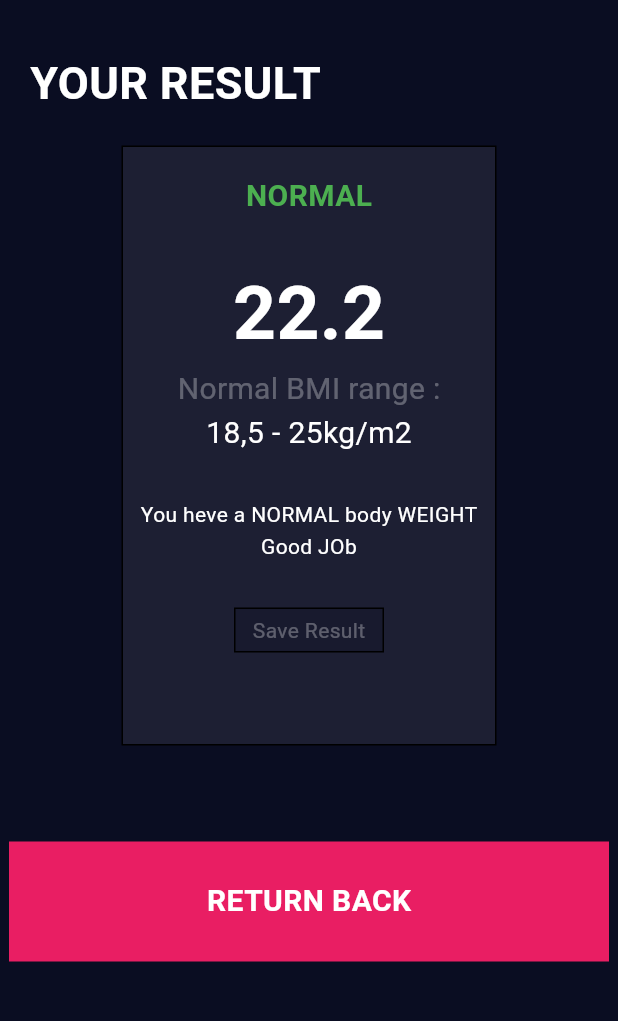
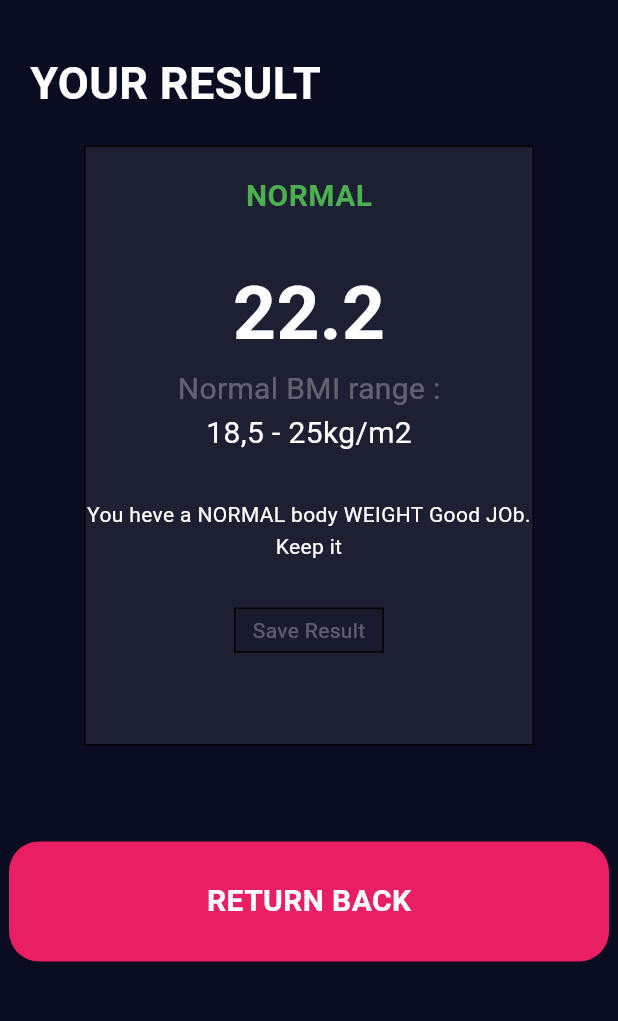
Before and after one commit to Sibtain-maker/new-test-project, a Flutter app: the screen it shows after launch, after a tap on the "add" icon, after a tap on the "remove" icon, after a tap on "On press", on a phone screen of 412 x 824 dp, the part 63-1084 px from its top. Run offline on Flutter 3.47's test engine with Material 3 defaults, Android fonts, the phone set to English and light mode, and no system bars.

Commit message:
Do some changes and completed

```diff
--- a/lib/secondscreen.dart
+++ b/lib/secondscreen.dart
@@ -52,7 +52,7 @@ class _UisecoundState extends State<Uisecound> {
             children: [
 
               Container(
-                width: 250,
+                width: 300,
                 height: 400,
                 decoration: BoxDecoration(
                   border: Border.all(style: BorderStyle.solid),
@@ -67,34 +67,36 @@ class _UisecoundState extends State<Uisecound> {
 
                       child: Text('NORMAL',style: TextStyle(color: Colors.green,fontSize: 20,fontWeight: FontWeight.bold),),
                     ),
-                    SizedBox(height: 20,),
-                    Text('22.2',style: TextStyle(color: Colors.white,fontSize: 50,fontWeight: FontWeight.bold),),
-                    Text('Normal BMI range :',style: TextStyle(color: Colors.white30,fontSize: 20,),),
-                    Text('18,5 - 25kg/m2',style:TextStyle(color: Colors.white,fontSize: 20),),
-                    SizedBox(height: 30,),
-                    Text('You heve a NORMAL body WEIGHT Good JOb',style: TextStyle(color: Colors.white,height: 1.5),textAlign: TextAlign.center,
+                    const SizedBox(height: 20,),
+                    const Text('22.2',style: TextStyle(color: Colors.white,fontSize: 50,fontWeight: FontWeight.bold),),
+                    const Text('Normal BMI range :',style: TextStyle(color: Colors.white30,fontSize: 20,),),
+                    const Text('18,5 - 25kg/m2',style:TextStyle(color: Colors.white,fontSize: 20),),
+                    const SizedBox(height: 30,),
+                    const Text('You heve a NORMAL body WEIGHT Good JOb. Keep it',style: TextStyle(color: Colors.white,height: 1.5),textAlign: TextAlign.center,
                     ),
-                    SizedBox(height: 30,),
+                    const SizedBox(height: 30,),
                     Container(
                       height: 30,
                       width: 100,
                       decoration: BoxDecoration(
                         border: Border.all(style: BorderStyle.solid),
-                        color: Color(0XFF181A2E)
+                        color: const Color(0XFF181A2E)
                       ),
-                      child: Center(child: Text('Save Result',style: TextStyle(color: Colors.white30),)),
+                      child: const Center(child: Text('Save Result',style: TextStyle(color: Colors.white30),)),
+
                     )
                   ],
                 ),
               ),
             ],
            ),
-           SizedBox(height: 64,),
+           const SizedBox(height: 64,),
            Container(
 
             height: 80,
             width: 400,
-            decoration: BoxDecoration(
+            decoration:  BoxDecoration(
+              borderRadius: BorderRadius.circular(20),
               color: Colors.pink,
             ),
             child: GestureDetector(
@@ -104,7 +106,7 @@ class _UisecoundState extends State<Uisecound> {
                 }
                 ),
                 );
-               }, child: Center(child: Text('RETURN BACK',style:TextStyle(color: Colors.white,fontWeight: FontWeight.bold,fontSize: 20),)),
+               }, child: const Center(child: Text('RETURN BACK',style:TextStyle(color: Colors.white,fontWeight: FontWeight.bold,fontSize: 20),)),
             ),
 
            )
--- a/lib/widgets/fourth_container.dart
+++ b/lib/widgets/fourth_container.dart
@@ -46,8 +46,8 @@ class _SoloiscontainerState extends State<Soloiscontainer> {
       children: [
         const SizedBox(width: 20,),
         Container(
-          height: 150,
-          width: 150,
+          height: 175,
+          width: 165,
           decoration: BoxDecoration(
             borderRadius: BorderRadius.circular(10),
             color:const Color(0XFF262A4C),
@@ -55,18 +55,18 @@ class _SoloiscontainerState extends State<Soloiscontainer> {
           child: Column(
             mainAxisAlignment: MainAxisAlignment.center,
             children: [
-              const Text('weight',style: TextStyle(color: Colors.white,fontSize: 20,fontWeight: FontWeight.bold),),
+              const Text('weight',style: TextStyle(color: Colors.white,fontSize: 30,fontWeight: FontWeight.bold),),
               const SizedBox(height: 10,),
-              Text('$weight',style:const TextStyle(fontSize: 20,fontWeight: FontWeight.bold,color: Colors.white,),),
+              Text('$weight',style:const TextStyle(fontSize: 30,fontWeight: FontWeight.bold,color: Colors.white,),),
               const SizedBox(height: 10,),
               //now here we add a row to add two more container
               Row(
                 children: [
-                  const SizedBox(width: 20,),
+                  const SizedBox(width: 40,),
                   Center(
                     child: Container(
-                      width: 30,
-                      height: 30,
+                      width: 40,
+                      height: 40,
                       decoration: BoxDecoration(
                         shape: BoxShape.circle,
                         border: Border.all(style: BorderStyle.none),
@@ -77,8 +77,8 @@ class _SoloiscontainerState extends State<Soloiscontainer> {
                   ),
                   const SizedBox(width: 20,),
                    Container(
-                    width: 30,
-                    height: 30,
+                    width: 40,
+                    height: 40,
                     decoration: const BoxDecoration(
                       color: Color(0XFF222747),
                       shape: BoxShape.circle,
@@ -91,10 +91,10 @@ class _SoloiscontainerState extends State<Soloiscontainer> {
             ],
           ),
         ),
-        const SizedBox(width: 50,),
+        const SizedBox(width: 25,),
         Container(
-                    width: 150,
-                    height: 150,
+                    width: 165,
+                    height: 175,
                     decoration: BoxDecoration(
                       borderRadius: BorderRadius.circular(10),
                       color: const Color(0XFF262A4C),
@@ -102,16 +102,16 @@ class _SoloiscontainerState extends State<Soloiscontainer> {
                     child: Column(
                       mainAxisAlignment: MainAxisAlignment.center,
                       children: [
-                        const Text('Age',style: TextStyle(color: Colors.white,fontSize: 20,fontWeight: FontWeight.bold),),
+                        const Text('Age',style: TextStyle(color: Colors.white,fontSize: 30,fontWeight: FontWeight.bold),),
                         const SizedBox(height: 10,),
-                        Text('$Age',style: TextStyle(color: Colors.white,fontSize: 20),),
+                        Text('$Age',style: TextStyle(color: Colors.white,fontSize: 30),),
                         const SizedBox(height: 10,),
                         Row(
                           children: [
-                            const SizedBox(width: 30,),
+                            const SizedBox(width: 40,),
                             Container(
-                              width: 30,
-                              height: 30,
+                              width: 40,
+                              height: 40,
                               decoration: const BoxDecoration(
                                 color: Color(0XFF222747),
                                 shape: BoxShape.circle,
@@ -121,8 +121,8 @@ class _SoloiscontainerState extends State<Soloiscontainer> {
                             ),
                             const SizedBox(width:20,),
                             Container(
-                              width: 30,
-                              height: 30,
+                              width: 40,
+                              height: 40,
                               decoration: const BoxDecoration(
                                 color: Color(0XFF222747),
                                 shape: BoxShape.circle,
--- a/lib/widgets/gender_male_female.dart
+++ b/lib/widgets/gender_male_female.dart
@@ -27,8 +27,8 @@ class _selectedGenderState extends State<selectedGender> {
                 },
                 child: Container(
                   // This is the size and specification of container that how it looks
-                  height: 150,
-                  width: 150,
+                  height: 160,
+                  width: 175,
                   decoration: BoxDecoration(
                     borderRadius: BorderRadius.circular(10),
                     color : selectedGender == 'male'
@@ -45,7 +45,7 @@ class _selectedGenderState extends State<selectedGender> {
                   ),
                 ),
               ),
-              const SizedBox(width: 50,),
+              const SizedBox(width: 10,),
               // From here the 2nd container will be start female
               GestureDetector(
                 onTap: () {
@@ -55,8 +55,8 @@ class _selectedGenderState extends State<selectedGender> {
                 },
                 child: Container(
 
-                                height: 150,
-                                width: 150,
+                                height: 160,
+                                width: 175,
 
                                 decoration: BoxDecoration(
                borderRadius: BorderRadius.circular(10),
--- a/lib/widgets/slider_container.dart
+++ b/lib/widgets/slider_container.dart
@@ -15,7 +15,7 @@ class _SliderContainerState extends State<SliderContainer> {
              mainAxisAlignment: MainAxisAlignment.center,
              children: [
               Container(
-                width: 350,
+                width: 355,
                 height: 150,
                 decoration: BoxDecoration(
                   borderRadius: BorderRadius.circular(10),
```
